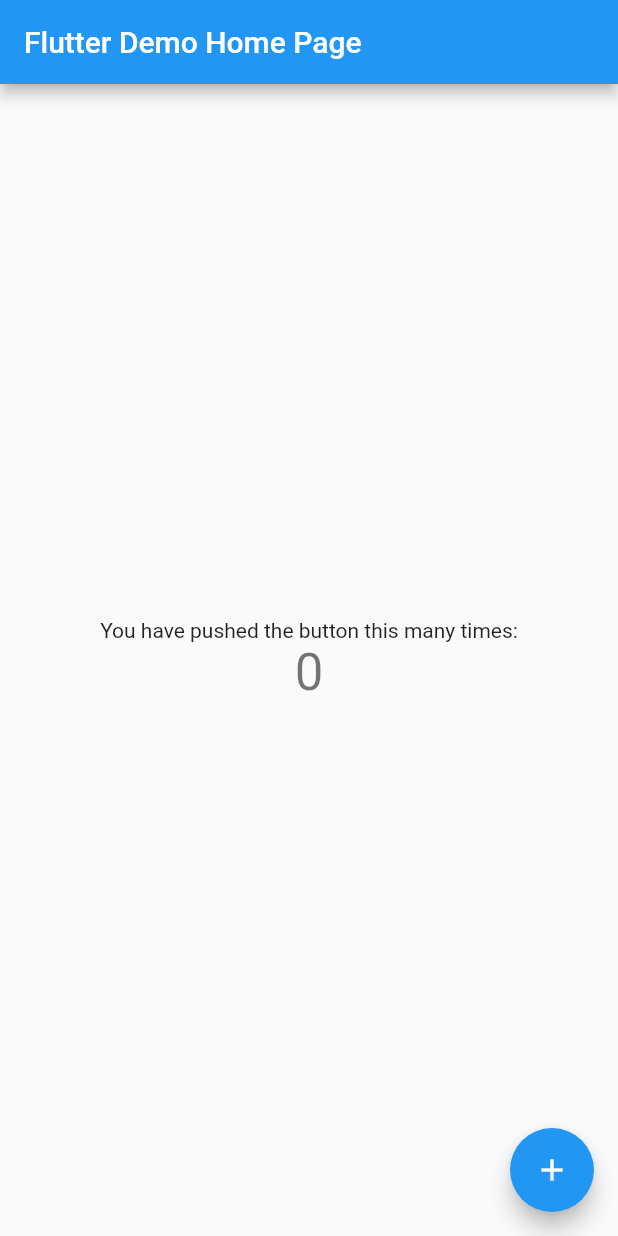
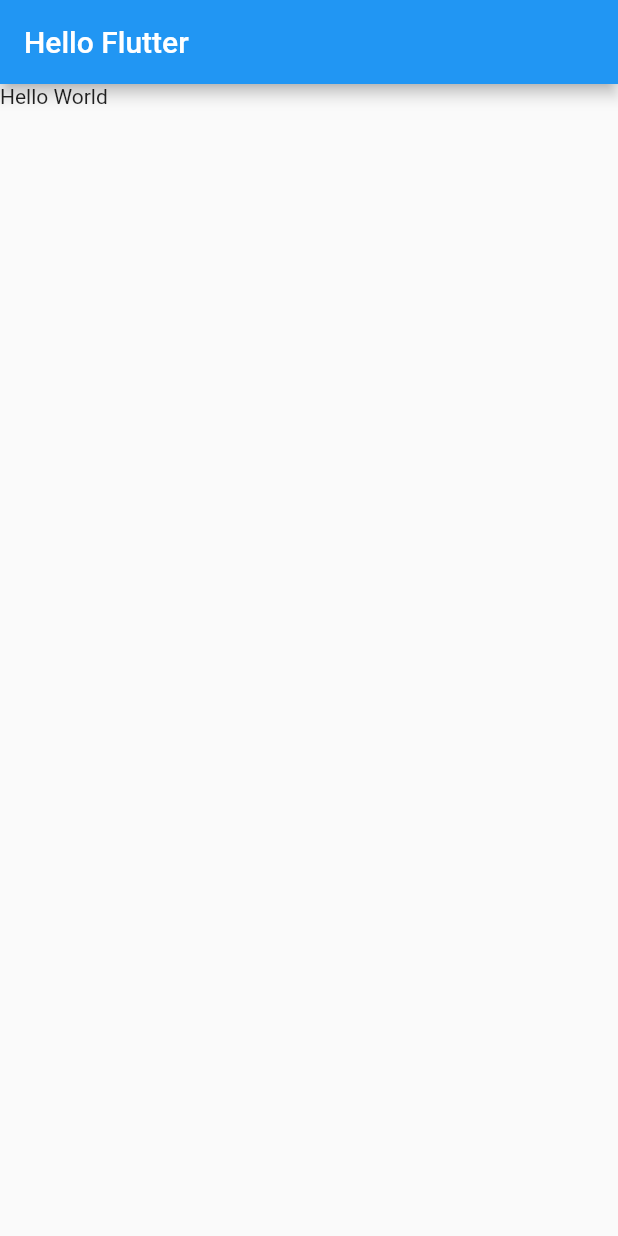
Before and after one commit to poramatw/flutter_practice, a Flutter app: the screen it shows after launch, on a phone screen of 412 x 824 dp. Run offline on Flutter 3.47's test engine with Material 2 defaults, Android fonts, the phone set to English and light mode, and no system bars.

Commit message:
start learning Scaffold

```diff
--- a/lib/main.dart
+++ b/lib/main.dart
@@ -1,115 +1,16 @@
+// ignore_for_file: prefer_const_constructors
+
 import 'package:flutter/material.dart';
 
 void main() {
-  runApp(const MyApp());
+  var app = MaterialApp(
+    title: "Mtest",
+    home: Scaffold(
+      appBar: AppBar(
+        title: Text("Hello Flutter"),
+      ),
+      body: Text("Hello World"),
+    ),
+  );
+  runApp(app);
 }
-
-class MyApp extends StatelessWidget {
-  const MyApp({Key? key}) : super(key: key);
-
-  // This widget is the root of your application.
-  @override
-  Widget build(BuildContext context) {
-    return MaterialApp(
-      title: 'Flutter Demo',
-      theme: ThemeData(
-        // This is the theme of your application.
-        //
-        // Try running your application with "flutter run". You'll see the
-        // application has a blue toolbar. Then, without quitting the app, try
-        // changing the primarySwatch below to Colors.green and then invoke
-        // "hot reload" (press "r" in the console where you ran "flutter run",
-        // or simply save your changes to "hot reload" in a Flutter IDE).
-        // Notice that the counter didn't reset back to zero; the application
-        // is not restarted.
-        primarySwatch: Colors.blue,
-      ),
-      home: const MyHomePage(title: 'Flutter Demo Home Page'),
-    );
-  }
-}
-
-class MyHomePage extends StatefulWidget {
-  const MyHomePage({Key? key, required this.title}) : super(key: key);
-
-  // This widget is the home page of your application. It is stateful, meaning
-  // that it has a State object (defined below) that contains fields that affect
-  // how it looks.
-
-  // This class is the configuration for the state. It holds the values (in this
-  // case the title) provided by the parent (in this case the App widget) and
-  // used by the build method of the State. Fields in a Widget subclass are
-  // always marked "final".
-
-  final String title;
-
-  @override
-  State<MyHomePage> createState() => _MyHomePageState();
-}
-
-class _MyHomePageState extends State<MyHomePage> {
-  int _counter = 0;
-
-  void _incrementCounter() {
-    setState(() {
-      // This call to setState tells the Flutter framework that something has
-      // changed in this State, which causes it to rerun the build method below
-      // so that the display can reflect the updated values. If we changed
-      // _counter without calling setState(), then the build method would not be
-      // called again, and so nothing would appear to happen.
-      _counter++;
-    });
-  }
-
-  @override
-  Widget build(BuildContext context) {
-    // This method is rerun every time setState is called, for instance as done
-    // by the _incrementCounter method above.
-    //
-    // The Flutter framework has been optimized to make rerunning build methods
-    // fast, so that you can just rebuild anything that needs updating rather
-    // than having to individually change instances of widgets.
-    return Scaffold(
-      appBar: AppBar(
-        // Here we take the value from the MyHomePage object that was created by
-        // the App.build method, and use it to set our appbar title.
-        title: Text(widget.title),
-      ),
-      body: Center(
-        // Center is a layout widget. It takes a single child and positions it
-        // in the middle of the parent.
-        child: Column(
-          // Column is also a layout widget. It takes a list of children and
-          // arranges them vertically. By default, it sizes itself to fit its
-          // children horizontally, and tries to be as tall as its parent.
-          //
-          // Invoke "debug painting" (press "p" in the console, choose the
-          // "Toggle Debug Paint" action from the Flutter Inspector in Android
-          // Studio, or the "Toggle Debug Paint" command in Visual Studio Code)
-          // to see the wireframe for each widget.
-          //
-          // Column has various properties to control how it sizes itself and
-          // how it positions its children. Here we use mainAxisAlignment to
-          // center the children vertically; the main axis here is the vertical
-          // axis because Columns are vertical (the cross axis would be
-          // horizontal).
-          mainAxisAlignment: MainAxisAlignment.center,
-          children: <Widget>[
-            const Text(
-              'You have pushed the button this many times:',
-            ),
-            Text(
-              '$_counter',
-              style: Theme.of(context).textTheme.headline4,
-            ),
-          ],
-        ),
-      ),
-      floatingActionButton: FloatingActionButton(
-        onPressed: _incrementCounter,
-        tooltip: 'Increment',
-        child: const Icon(Icons.add),
-      ), // This trailing comma makes auto-formatting nicer for build methods.
-    );
-  }
-}
```
Also changed, not shown: 1 other file.
